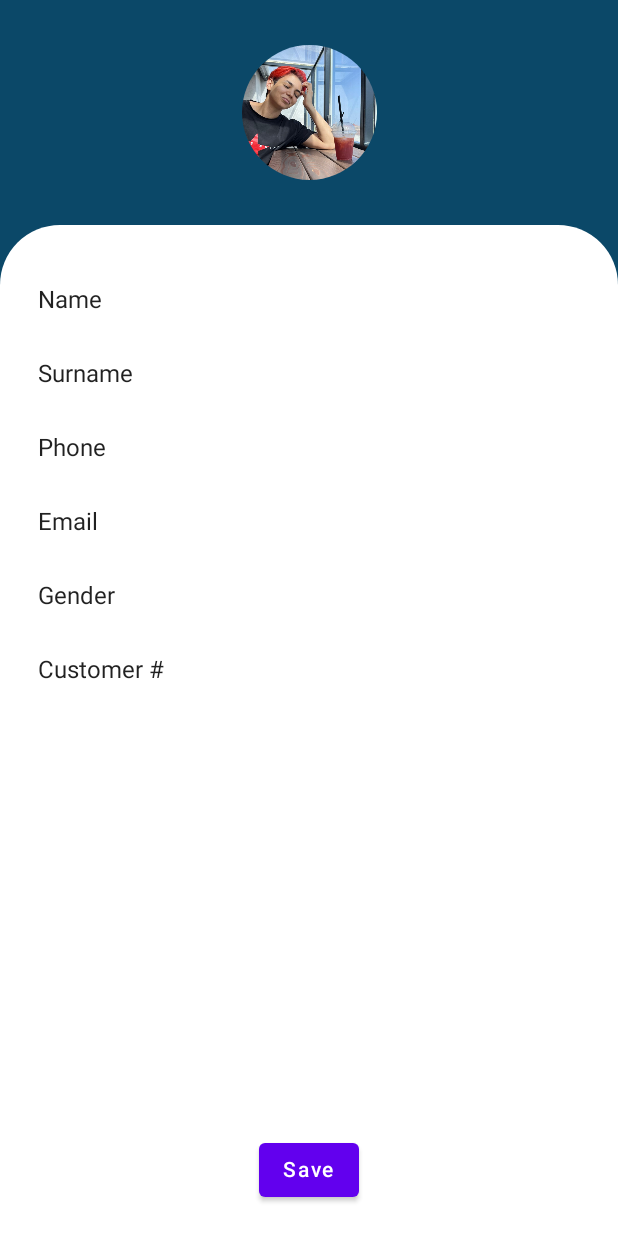
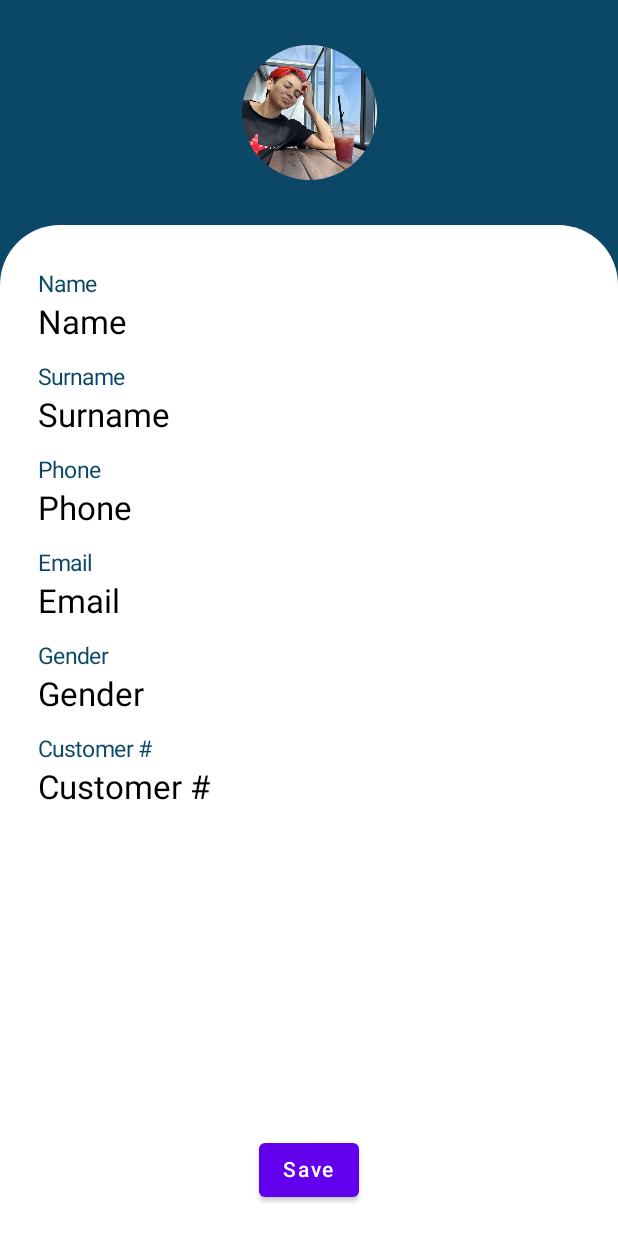
Before and after one commit to firuza-hub/ABB_Compose_HW, an Android app built with Jetpack Compose: the @Preview function DefaultPreview, on a phone screen of 412 x 824 dp. Run offline under Robolectric (Android 15) with nearby library versions, the phone set to English and light mode, and no system bars.

Commit message:
Properties list ready

```diff
--- a/app/src/main/java/com/example/compose/MainActivity.kt
+++ b/app/src/main/java/com/example/compose/MainActivity.kt
@@ -1,32 +1,31 @@
 package com.example.compose
 
 import android.os.Bundle
-import android.widget.Space
 import android.widget.Toast
 import androidx.activity.ComponentActivity
 import androidx.activity.compose.setContent
-import androidx.compose.foundation.BorderStroke
 import androidx.compose.foundation.Image
 import androidx.compose.foundation.background
 import androidx.compose.foundation.layout.*
 import androidx.compose.foundation.shape.CircleShape
 import androidx.compose.foundation.shape.RoundedCornerShape
+import androidx.compose.foundation.text.BasicTextField
 import androidx.compose.material.*
 import androidx.compose.runtime.Composable
 import androidx.compose.ui.Alignment
 import androidx.compose.ui.Modifier
 import androidx.compose.ui.draw.clip
 import androidx.compose.ui.graphics.Color
-import androidx.compose.ui.graphics.Outline
 import androidx.compose.ui.platform.LocalContext
 import androidx.compose.ui.res.painterResource
+import androidx.compose.ui.text.TextStyle
 import androidx.compose.ui.tooling.preview.Preview
 import androidx.compose.ui.unit.dp
 import androidx.compose.ui.unit.sp
 import com.example.compose.ui.theme.ComposeTheme
 import com.example.compose.ui.theme.DarkBlue
-import com.example.compose.ui.theme.Purple200
 import com.example.compose.ui.theme.Teal200
+import com.example.compose.ui.theme.TextFieldBG
 
 class MainActivity : ComponentActivity() {
     override fun onCreate(savedInstanceState: Bundle?) {
@@ -107,39 +106,40 @@ fun Properties() {
 
         Column(modifier = Modifier.padding(10.dp, 25.dp)) {
 
-            Text(
-                text = "Name",
-                modifier = Modifier.padding(15.dp),
-            )
-            Text(
-                text = "Surname",
-                modifier = Modifier.padding(15.dp),
-            )
-            Text(
-                text = "Phone",
-                modifier = Modifier.padding(15.dp),
-            )
-            Text(
-                text = "Email",
-                modifier = Modifier.padding(15.dp),
-            )
-            Text(
-                text = "Gender",
-                modifier = Modifier.padding(15.dp),
-            )
-            Text(
-                text = "Customer #",
-                modifier = Modifier.padding(15.dp),
-            )
+            Property("Name")
+            Property("Surname")
+            Property("Phone")
+            Property("Email")
+            Property("Gender")
+            Property("Customer #")
+
         }
     }
 
 }
 
 @Composable
+fun Property(name: String) {
+    Column(
+        modifier = Modifier
+            .padding(15.dp, 5.dp)
+            .fillMaxWidth()
+    ) {
+        Text(text = name, color = DarkBlue, fontSize = 15.sp)
+        BasicTextField(
+            value = name,
+            onValueChange = { v -> println(v) },
+            Modifier.fillMaxWidth().padding(0.dp, 4.dp),
+            textStyle = TextStyle(fontSize = 22.sp))
+    }
+}
+
+@Composable
 fun SaveButton() {
     Row(
-        modifier = Modifier.fillMaxSize().background(Color.White),
+        modifier = Modifier
+            .fillMaxSize()
+            .background(Color.White),
         horizontalArrangement = Arrangement.Center,
         verticalAlignment = Alignment.Bottom
     ) {
@@ -147,7 +147,9 @@ fun SaveButton() {
         Button(
             onClick = {
                 Toast.makeText(context, "Save profile info", Toast.LENGTH_SHORT).show()
-            },modifier = Modifier.padding(0.dp).padding(20.dp)
+            }, modifier = Modifier
+                .padding(0.dp)
+                .padding(20.dp)
         ) {
             Text(text = "Save")
         }
--- a/app/src/main/java/com/example/compose/Message.kt
+++ /dev/null
@@ -1,5 +0,0 @@
-package com.example.compose
-
-data class ChatMessage (val author:Author, val body:String)
-
-data class Author(val name: String, val imageRes: Int)
--- a/app/src/main/java/com/example/compose/ui/theme/Color.kt
+++ b/app/src/main/java/com/example/compose/ui/theme/Color.kt
@@ -6,4 +6,5 @@ val Purple200 = Color(0xFFBB86FC)
 val Purple500 = Color(0xFF6200EE)
 val Purple700 = Color(0xFF3700B3)
 val Teal200 = Color(0xFF03DAC5)
+val TextFieldBG = Color(0x45B152C2)
 val DarkBlue = Color(11, 72, 104, 255)
```
